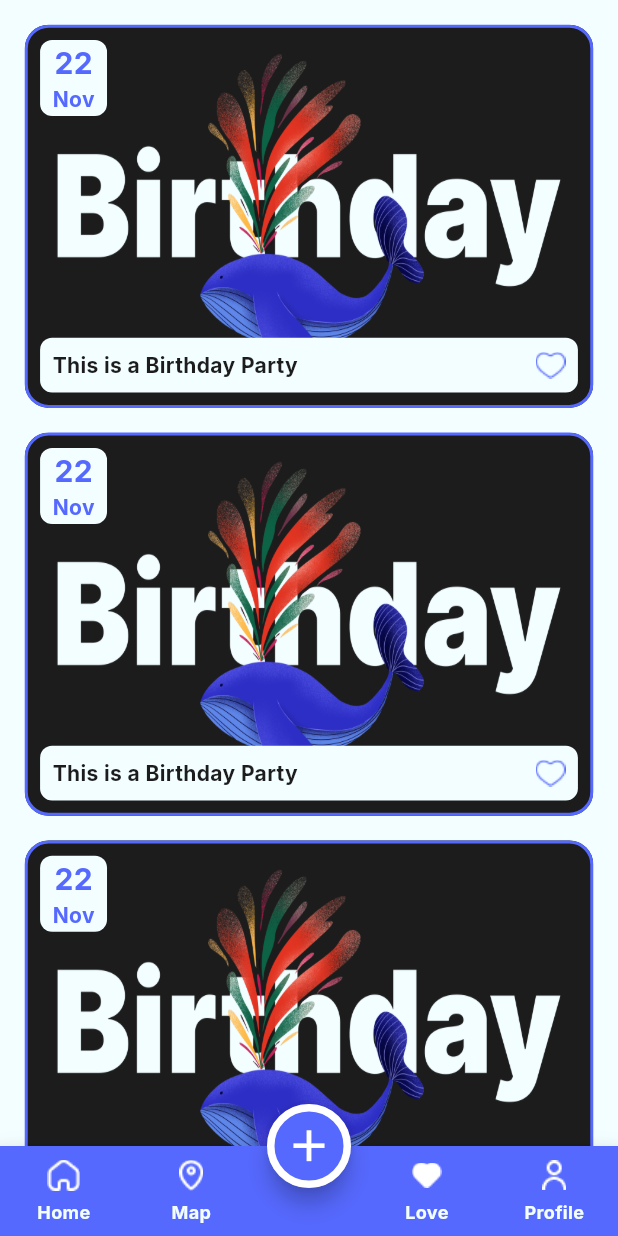
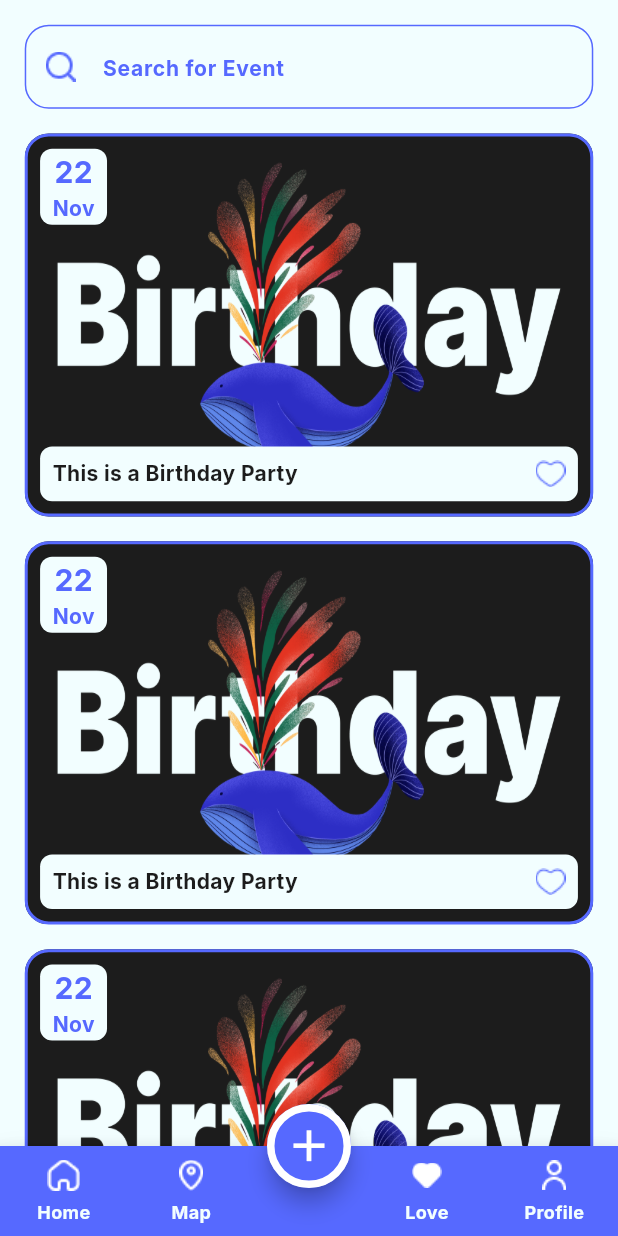
Before and after one commit to aliaaemad312/evently_project, a Flutter app: the HomeScreen screen opened by its route, item 3 of the bottom bar chosen, on a phone screen of 412 x 824 dp. Run offline on Flutter 3.47's test engine with Material 3 defaults, Android fonts, the light colour scheme and no system bars; drawn by our look-alikes of animated_bottom_navigation_bar; our stand-ins replace google_fonts, introduction_screen; generated files the repository leaves out were written again.

Commit message:
+ Added custom text form field.

```diff
--- a/lib/l10n/app_ar.arb
+++ b/lib/l10n/app_ar.arb
@@ -21,5 +21,6 @@
   "exhibition": "معرض",
   "holiday": "اجازة",
   "eating": "الأكل",
-  "start": "هيا لنبدأ"
+  "start": "هيا لنبدأ",
+  "search_event": "البحث عن حدث"
 }
--- a/lib/l10n/app_en.arb
+++ b/lib/l10n/app_en.arb
@@ -21,5 +21,6 @@
   "exhibition": "Exhibition",
   "holiday": "Holiday",
   "eating": "Eating",
-  "start": "Let’s Start"
+  "start": "Let’s Start",
+  "search_event": "Search for Event"
 }
--- a/lib/ui/home/tabs/favourite/favourite_tab.dart
+++ b/lib/ui/home/tabs/favourite/favourite_tab.dart
@@ -1,5 +1,10 @@
 import 'package:evently_app/ui/home/tabs/home_tab/widget/event_item.dart';
+import 'package:evently_app/ui/home/tabs/widgets/custom_text_form_field.dart';
+import 'package:evently_app/utils/app_assets.dart';
+import 'package:evently_app/utils/app_colors.dart';
+import 'package:evently_app/utils/app_styles.dart';
 import 'package:flutter/material.dart';
+import 'package:flutter_gen/gen_l10n/app_localizations.dart';
 
 class FavouriteTab extends StatelessWidget {
   const FavouriteTab({super.key});
@@ -8,9 +13,16 @@ class FavouriteTab extends StatelessWidget {
   Widget build(BuildContext context) {
     var height=MediaQuery.of(context).size.height;
     var width=MediaQuery.of(context).size.width;
-    return SafeArea(child:
-    Column(
+    return SafeArea(
+        child: Scaffold(
+          body: Column(
                 children: [
+                  SizedBox(height: height*0.02,),
+          CustomTextFormField(colorBorderSide: AppColors.primaryLight,
+          hintText: AppLocalizations.of(context)!.search_event,
+          hintStyle: AppStyles.bold14Primary,
+            prefixIcon: ImageIcon(AssetImage(AppAssets.searchIcon),color: AppColors.primaryLight,)
+          ),
           Expanded(
               child: ListView.separated(
                   padding: EdgeInsets.only(top: height*0.02),
@@ -22,6 +34,7 @@ class FavouriteTab extends StatelessWidget {
                   },
                   itemCount: 20)),
                 ],
+              ),
         )
     );
   }
--- /dev/null
+++ b/lib/ui/home/tabs/widgets/custom_text_form_field.dart
@@ -0,0 +1,54 @@
+import 'package:evently_app/utils/app_colors.dart';
+import 'package:evently_app/utils/app_styles.dart';
+import 'package:flutter/material.dart';
+
+class CustomTextFormField extends StatelessWidget {
+  Color colorBorderSide;
+  String? hintText;
+  TextStyle? hintStyle;
+  String? labelText;
+  TextStyle? labelStyle;
+  Widget? prefixIcon;
+  Widget? suffixIcon;
+   CustomTextFormField({super.key,
+     this.colorBorderSide=AppColors.greyColor,
+     this.hintText,
+     this.hintStyle,
+     this.labelText,
+     this.labelStyle,
+     this.prefixIcon,
+     this.suffixIcon
+   });
+
+  @override
+  Widget build(BuildContext context) {
+    var height=MediaQuery.of(context).size.height;
+    var width=MediaQuery.of(context).size.width;
+    return Padding(
+      padding:  EdgeInsets.symmetric(horizontal: width*0.04),
+      child: TextFormField(
+        decoration: InputDecoration(
+          enabledBorder: builtDecorationBorder(colorBorderSide: colorBorderSide),
+          focusedBorder: builtDecorationBorder(colorBorderSide: colorBorderSide),
+          errorBorder: builtDecorationBorder(colorBorderSide: AppColors.redColor),
+          focusedErrorBorder: builtDecorationBorder(colorBorderSide: AppColors.redColor),
+          hintText: hintText,
+          hintStyle: hintStyle?? AppStyles.medium16Grey,
+          labelText: labelText,
+          labelStyle: hintStyle?? AppStyles.medium16Grey,
+          prefixIcon: prefixIcon,
+          suffixIcon: suffixIcon
+        ),
+      ),
+    );
+  }
+  OutlineInputBorder builtDecorationBorder({required colorBorderSide}){
+    return  OutlineInputBorder(
+        borderRadius: BorderRadius.circular(16),
+        borderSide: BorderSide(
+            width: 1,
+            color: colorBorderSide
+        )
+    );
+  }
+}
--- a/lib/utils/app_assets.dart
+++ b/lib/utils/app_assets.dart
@@ -16,4 +16,5 @@ class AppAssets{
   static const String lightThemeIcon='assets/images/light_theme_icon.png';
   static const String birthdayImage='assets/images/birthday_light.png';
   static const String favIcon='assets/images/fav_icon.png';
+  static const String searchIcon='assets/images/search_icon.png';
 }
--- a/lib/utils/app_colors.dart
+++ b/lib/utils/app_colors.dart
@@ -10,4 +10,5 @@ class AppColors{
   static const Color primaryDark=Color(0xff101127);
   static const Color whiteBgColor=Color(0xffF2FEFF);
   static const Color transparentColor=Colors.transparent;
+  static const Color greyColor=Color(0xff7B7B7B);
 }
--- a/lib/utils/app_styles.dart
+++ b/lib/utils/app_styles.dart
@@ -60,6 +60,11 @@ class AppStyles{
     fontSize: 16,
     fontWeight: FontWeight.w500,
   );
+  static TextStyle medium16Grey = GoogleFonts.inter(
+    color: AppColors.greyColor,
+    fontSize: 16,
+    fontWeight: FontWeight.w500,
+  );
   static TextStyle medium20Primary = GoogleFonts.inter(
     color: AppColors.primaryLight,
     fontSize: 20,
--- a/lib/utils/app_theme.dart
+++ b/lib/utils/app_theme.dart
@@ -22,7 +22,8 @@ class AppTheme{
             borderRadius: BorderRadius.only(bottomRight: Radius.circular(30),bottomLeft: Radius.circular(30))
         ),
       backgroundColor: AppColors.primaryLight
-    )
+    ),
+
 
 
   );
```
Also changed, not shown: assets/images/2.0x/search_icon@2x.png (added), assets/images/3.0x/search_icon@3x.png (added), assets/images/search_icon.png (added). Lines whose indentation alone changed are shown as unchanged.
